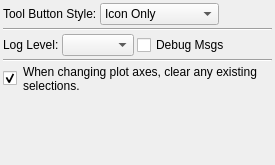
Before: the Qt Designer form code/plotms/implement/GuiTabs/PlotMSOptionsTab.ui in radio-astro/casa, drawn with Qt 5.
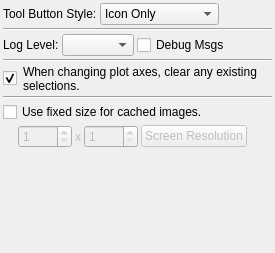
After: the same form once the commit is applied.

Commit message: Various fixes from the group. Got a couple of extras, oops. ------------------------------------------------------------------------ r7513 | takeshi.nakazato | 2009-03-31 19:52:41 -0600 (Tue, 31 Mar 2009) | 15 lines Changed paths:    M /v2/active/code/xmlcasa/scripts/task_sdflag.py

```diff
--- a/code/plotms/implement/GuiTabs/PlotMSOptionsTab.ui
+++ b/code/plotms/implement/GuiTabs/PlotMSOptionsTab.ui
@@ -6,7 +6,7 @@
     <x>0</x>
     <y>0</y>
     <width>275</width>
-    <height>165</height>
+    <height>253</height>
    </rect>
   </property>
   <property name="sizePolicy" >
@@ -184,6 +184,105 @@
      </item>
     </layout>
    </item>
+   <item>
+    <widget class="Line" name="line_3" >
+     <property name="orientation" >
+      <enum>Qt::Horizontal</enum>
+     </property>
+    </widget>
+   </item>
+   <item>
+    <widget class="QCheckBox" name="cacheSize" >
+     <property name="text" >
+      <string>Use fixed size for cached images.</string>
+     </property>
+    </widget>
+   </item>
+   <item>
+    <layout class="QHBoxLayout" >
+     <property name="spacing" >
+      <number>3</number>
+     </property>
+     <property name="topMargin" >
+      <number>0</number>
+     </property>
+     <item>
+      <spacer>
+       <property name="orientation" >
+        <enum>Qt::Horizontal</enum>
+       </property>
+       <property name="sizeType" >
+        <enum>QSizePolicy::Fixed</enum>
+       </property>
+       <property name="sizeHint" >
+        <size>
+         <width>15</width>
+         <height>20</height>
+        </size>
+       </property>
+      </spacer>
+     </item>
+     <item>
+      <widget class="QSpinBox" name="cacheSizeWidth" >
+       <property name="enabled" >
+        <bool>false</bool>
+       </property>
+       <property name="minimum" >
+        <number>1</number>
+       </property>
+       <property name="maximum" >
+        <number>9999</number>
+       </property>
+      </widget>
+     </item>
+     <item>
+      <widget class="QLabel" name="label" >
+       <property name="enabled" >
+        <bool>false</bool>
+       </property>
+       <property name="text" >
+        <string>x</string>
+       </property>
+      </widget>
+     </item>
+     <item>
+      <widget class="QSpinBox" name="cacheSizeHeight" >
+       <property name="enabled" >
+        <bool>false</bool>
+       </property>
+       <property name="minimum" >
+        <number>1</number>
+       </property>
+       <property name="maximum" >
+        <number>9999</number>
+       </property>
+      </widget>
+     </item>
+     <item>
+      <widget class="QPushButton" name="cacheSizeResolution" >
+       <property name="enabled" >
+        <bool>false</bool>
+       </property>
+       <property name="text" >
+        <string>Screen Resolution</string>
+       </property>
+      </widget>
+     </item>
+     <item>
+      <spacer>
+       <property name="orientation" >
+        <enum>Qt::Horizontal</enum>
+       </property>
+       <property name="sizeHint" >
+        <size>
+         <width>40</width>
+         <height>20</height>
+        </size>
+       </property>
+      </spacer>
+     </item>
+    </layout>
+   </item>
    <item>
     <spacer>
      <property name="orientation" >
```
Left out of the diff: 67 changed lines with no effect on the pictures. The commit also changes 39 other files.
